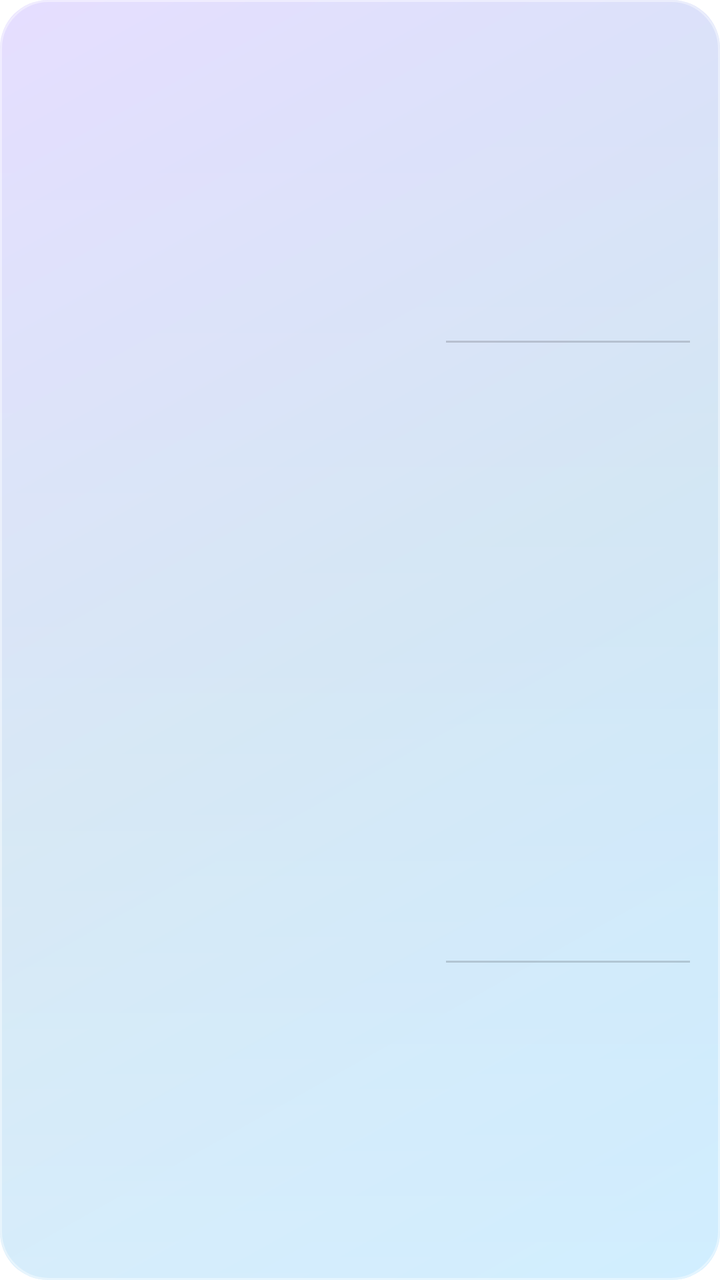
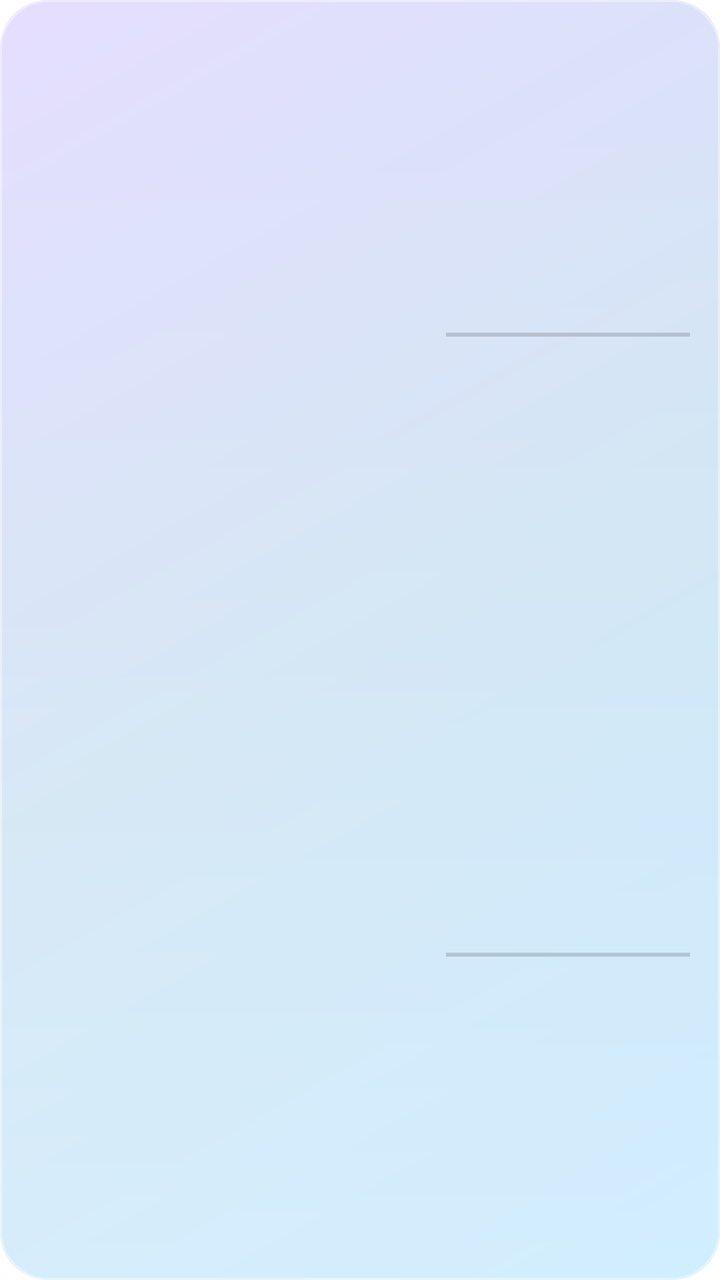

An Android layout rendered at two revisions. The XML below is the earlier revision; the diff shows what the commit changed to produce the second picture.
<!-- AndroidManifest.xml: fallback theme Theme.MaterialComponents.DayNight.NoActionBar -->
<!-- res/layout/nexta_widget.xml -->
<?xml version="1.0" encoding="utf-8"?>
<LinearLayout xmlns:android="http://schemas.android.com/apk/res/android"
    android:layout_width="match_parent"
    android:layout_height="match_parent"
    android:orientation="vertical"
    android:padding="10dp"
    android:background="@drawable/nexta_widget_background">

    <LinearLayout
        android:id="@+id/widget_event_1"
        android:layout_width="match_parent"
        android:layout_height="0dp"
        android:layout_weight="1"
        android:orientation="horizontal"
        android:padding="5dp">

        <LinearLayout
            android:layout_width="0dp"
            android:layout_height="match_parent"
            android:layout_weight="1"
            android:orientation="vertical"
            android:gravity="center_vertical">

            <TextView
                android:id="@+id/widget_title_1"
                android:layout_width="match_parent"
                android:layout_height="wrap_content"
                android:maxLines="2"
                android:ellipsize="end"
                android:textColor="#202124"
                android:textSize="19sp"
                android:textStyle="bold" />

            <TextView
                android:id="@+id/widget_location_1"
                android:layout_width="match_parent"
                android:layout_height="wrap_content"
                android:maxLines="1"
                android:ellipsize="end"
                android:textColor="#666666"
                android:textSize="14sp" />

            <TextView
                android:id="@+id/widget_note_1"
                android:layout_width="match_parent"
                android:layout_height="wrap_content"
                android:maxLines="1"
                android:ellipsize="end"
                android:textColor="#555555"
                android:textSize="14sp"
                android:textStyle="bold" />
        </LinearLayout>

        <LinearLayout
            android:layout_width="122dp"
            android:layout_height="match_parent"
            android:layout_marginStart="6dp"
            android:orientation="vertical"
            android:gravity="center"
            android:padding="0dp">

            <LinearLayout
                android:layout_width="match_parent"
                android:layout_height="wrap_content"
                android:orientation="horizontal">

                <TextView
                    android:id="@+id/widget_start_time_1"
                    android:layout_width="0dp"
                    android:layout_height="wrap_content"
                    android:layout_weight="1"
                    android:gravity="start"
                    android:maxLines="1"
                    android:textColor="#F44336"
                    android:textSize="20sp"
                    android:textStyle="bold" />

                <TextView
                    android:id="@+id/widget_end_time_1"
                    android:layout_width="0dp"
                    android:layout_height="wrap_content"
                    android:layout_weight="1"
                    android:gravity="end"
                    android:maxLines="1"
                    android:textColor="#F44336"
                    android:textSize="20sp"
                    android:textStyle="bold" />
            </LinearLayout>

            <ProgressBar
                android:id="@+id/widget_progress_1"
                style="?android:attr/progressBarStyleHorizontal"
                android:layout_width="match_parent"
                android:layout_height="1dp"
                android:layout_marginTop="4dp"
                android:max="100"
                android:progress="0"
                android:indeterminate="false" />

            <TextView
                android:id="@+id/widget_countdown_1"
                android:layout_width="match_parent"
                android:layout_height="wrap_content"
                android:gravity="center"
                android:maxLines="2"
                android:ellipsize="end"
                android:textColor="#303030"
                android:textSize="14sp"
                android:textStyle="bold" />
        </LinearLayout>
    </LinearLayout>

    <LinearLayout
        android:id="@+id/widget_event_2"
        android:layout_width="match_parent"
        android:layout_height="0dp"
        android:layout_weight="1"
        android:orientation="horizontal"
        android:padding="5dp">

        <LinearLayout
            android:layout_width="0dp"
            android:layout_height="match_parent"
            android:layout_weight="1"
            android:orientation="vertical"
            android:gravity="center_vertical">

            <TextView
                android:id="@+id/widget_title_2"
                android:layout_width="match_parent"
                android:layout_height="wrap_content"
                android:maxLines="2"
                android:ellipsize="end"
                android:textColor="#202124"
                android:textSize="19sp"
                android:textStyle="bold" />

            <TextView
                android:id="@+id/widget_location_2"
                android:layout_width="match_parent"
                android:layout_height="wrap_content"
                android:maxLines="1"
                android:ellipsize="end"
                android:textColor="#666666"
                android:textSize="14sp" />

            <TextView
                android:id="@+id/widget_note_2"
                android:layout_width="match_parent"
                android:layout_height="wrap_content"
                android:maxLines="1"
                android:ellipsize="end"
                android:textColor="#555555"
                android:textSize="14sp"
                android:textStyle="bold" />
        </LinearLayout>

        <LinearLayout
            android:layout_width="122dp"
            android:layout_height="match_parent"
            android:layout_marginStart="6dp"
            android:orientation="vertical"
            android:gravity="center"
            android:padding="0dp">

            <LinearLayout
                android:layout_width="match_parent"
                android:layout_height="wrap_content"
                android:orientation="horizontal">

                <TextView
                    android:id="@+id/widget_start_time_2"
                    android:layout_width="0dp"
                    android:layout_height="wrap_content"
                    android:layout_weight="1"
                    android:gravity="start"
                    android:maxLines="1"
                    android:textColor="#F44336"
                    android:textSize="20sp"
                    android:textStyle="bold" />

                <TextView
                    android:id="@+id/widget_end_time_2"
                    android:layout_width="0dp"
                    android:layout_height="wrap_content"
                    android:layout_weight="1"
                    android:gravity="end"
                    android:maxLines="1"
                    android:textColor="#F44336"
                    android:textSize="20sp"
                    android:textStyle="bold" />
            </LinearLayout>

            <ProgressBar
                android:id="@+id/widget_progress_2"
                style="?android:attr/progressBarStyleHorizontal"
                android:layout_width="match_parent"
                android:layout_height="1dp"
                android:layout_marginTop="4dp"
                android:max="100"
                android:progress="0"
                android:indeterminate="false" />

            <TextView
                android:id="@+id/widget_countdown_2"
                android:layout_width="match_parent"
                android:layout_height="wrap_content"
                android:gravity="center"
                android:maxLines="2"
                android:ellipsize="end"
                android:textColor="#303030"
                android:textSize="14sp"
                android:textStyle="bold" />
        </LinearLayout>
    </LinearLayout>

    <TextView
        android:id="@+id/widget_empty"
        android:layout_width="match_parent"
        android:layout_height="wrap_content"
        android:visibility="gone"
        android:gravity="center"
        android:text="Không có sự kiện sắp tới"
        android:textSize="14sp"
        android:textColor="#666666" />
</LinearLayout>
<!-- resources referenced by this layout -->
<resources>
  <!-- drawable nexta_widget_background (drawable) -->
  <?xml version="1.0" encoding="utf-8"?>
  <layer-list xmlns:android="http://schemas.android.com/apk/res/android">
      <item>
          <shape>
              <corners android:radius="24dp" />
              <gradient
                  android:angle="135"
                  android:startColor="@android:color/system_accent1_100"
                  android:centerColor="@android:color/system_accent2_100"
                  android:endColor="@android:color/system_accent3_100" />
          </shape>
      </item>
  
      <item>
          <shape>
              <corners android:radius="24dp" />
              <gradient
                  android:angle="90"
                  android:startColor="#42FFFFFF"
                  android:centerColor="#18FFFFFF"
                  android:endColor="#00FFFFFF" />
          </shape>
      </item>
  
      <item>
          <shape>
              <corners android:radius="24dp" />
              <stroke
                  android:width="1dp"
                  android:color="#66FFFFFF" />
          </shape>
      </item>
  </layer-list>
</resources>

<!-- the commit's change to res/layout/nexta_widget.xml (unified diff, before → after) -->
@@ -56,8 +56,7 @@
             android:layout_height="match_parent"
             android:layout_marginStart="6dp"
             android:orientation="vertical"
-            android:gravity="center"
-            android:padding="0dp">
+            android:gravity="center">
 
             <LinearLayout
                 android:layout_width="match_parent"
@@ -91,8 +90,8 @@
                 android:id="@+id/widget_progress_1"
                 style="?android:attr/progressBarStyleHorizontal"
                 android:layout_width="match_parent"
-                android:layout_height="1dp"
-                android:layout_marginTop="4dp"
+                android:layout_height="2dp"
+                android:layout_marginTop="5dp"
                 android:max="100"
                 android:progress="0"
                 android:indeterminate="false" />
@@ -101,11 +100,12 @@
                 android:id="@+id/widget_countdown_1"
                 android:layout_width="match_parent"
                 android:layout_height="wrap_content"
+                android:layout_marginTop="3dp"
                 android:gravity="center"
-                android:maxLines="2"
-                android:ellipsize="end"
-                android:textColor="#303030"
-                android:textSize="14sp"
+                android:maxLines="1"
+                android:ellipsize="end"
+                android:textColor="#202124"
+                android:textSize="18sp"
                 android:textStyle="bold" />
         </LinearLayout>
     </LinearLayout>
@@ -160,8 +160,7 @@
             android:layout_height="match_parent"
             android:layout_marginStart="6dp"
             android:orientation="vertical"
-            android:gravity="center"
-            android:padding="0dp">
+            android:gravity="center">
 
             <LinearLayout
                 android:layout_width="match_parent"
@@ -195,8 +194,8 @@
                 android:id="@+id/widget_progress_2"
                 style="?android:attr/progressBarStyleHorizontal"
                 android:layout_width="match_parent"
-                android:layout_height="1dp"
-                android:layout_marginTop="4dp"
+                android:layout_height="2dp"
+                android:layout_marginTop="5dp"
                 android:max="100"
                 android:progress="0"
                 android:indeterminate="false" />
@@ -205,11 +204,12 @@
                 android:id="@+id/widget_countdown_2"
                 android:layout_width="match_parent"
                 android:layout_height="wrap_content"
+                android:layout_marginTop="3dp"
                 android:gravity="center"
-                android:maxLines="2"
-                android:ellipsize="end"
-                android:textColor="#303030"
-                android:textSize="14sp"
+                android:maxLines="1"
+                android:ellipsize="end"
+                android:textColor="#202124"
+                android:textSize="18sp"
                 android:textStyle="bold" />
         </LinearLayout>
     </LinearLayout>
